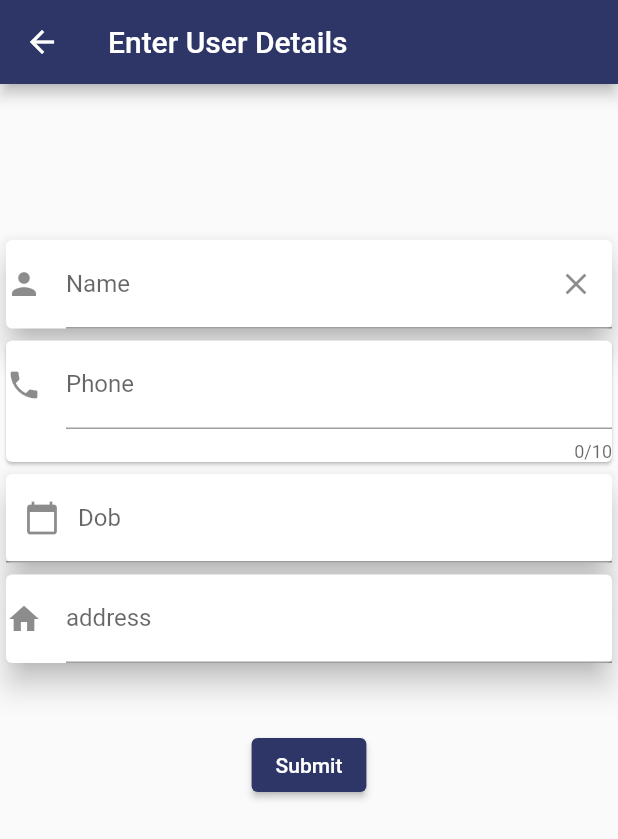
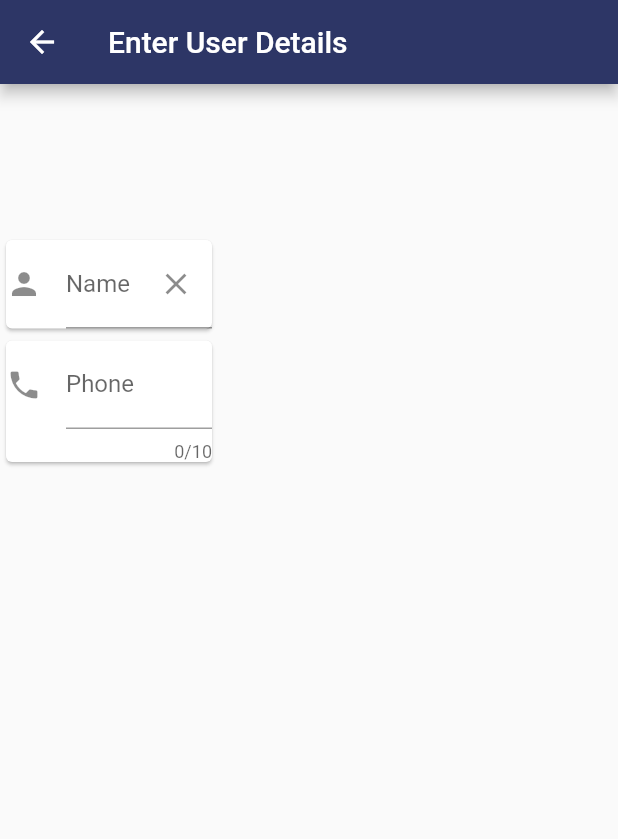
Before and after one commit to BurramsettySushmaSri/AstraGen, a Flutter app: the MyCustomForm screen opened directly, on a phone screen of 412 x 824 dp. Shown: the top 839 px of the screen. Run offline on Flutter 3.47's test engine with Material 2 defaults, Android fonts, the phone set to English and light mode, and no system bars.

Commit message:
11-02-22

```diff
--- a/lib/components/first_page.dart
+++ b/lib/components/first_page.dart
@@ -25,6 +25,7 @@ class _First_PageState extends State<First_Page> {
                 fit: BoxFit.fill,
               width : MediaQuery. of(context). size. width ,
     height : MediaQuery. of(context). size. height,
+
               ),
 
           ),
--- a/lib/components/form_page.dart
+++ b/lib/components/form_page.dart
@@ -1,7 +1,6 @@
 // ignore_for_file: use_key_in_widget_constructors
 
 import 'dart:core';
-import 'package:sizer/sizer.dart';
 import 'package:flutter/material.dart';
 import 'package:flutter/services.dart';
 import 'model.dart';
@@ -27,7 +26,6 @@ class MyCustomFormState extends State<MyCustomForm> {
 
   @override
   Widget build(BuildContext context) {
-    // Build a Form widget using the _formKey created above.
     return Scaffold(
         appBar: AppBar(
           title: const Text('Enter User Details'),
@@ -37,60 +35,26 @@ class MyCustomFormState extends State<MyCustomForm> {
           child: Form(
             key: _formKey,
             child: Column(
-              mainAxisAlignment: MainAxisAlignment.center,
-              crossAxisAlignment: CrossAxisAlignment.start,
               children: <Widget>[
                 SizedBox(height: constants.sizeboxheight),
+                (MediaQuery.of(context).size.width < 600)
+                    ? Column(
+                        children: [
+                          nameCard(context),
+                          phoneCard(context),])
+                    : Row(
+                        mainAxisAlignment: MainAxisAlignment.center,
+                        children: [
+                          nameCard(context),
+                          phoneCard(context),
 
+
+                Row(
+                  mainAxisAlignment: MainAxisAlignment.center,
+                  children: [
                     Card(
-                  elevation: 8,
-                  child: TextFormField(
-                    controller: _name,
-                    decoration: InputDecoration(
-                        hintText: 'Enter your name',
-                        labelText: 'Name',
-                        icon: const Icon(Icons.person),
-                        suffixIcon: IconButton(
-                          onPressed: _name.clear,
-                          icon: const Icon(Icons.clear),
-                        )),
-                    validator: (value) {
-                      if (value!.isEmpty ||
-                          !RegExp(r'^[a-z A-Z]+$').hasMatch(value) ||
-                          value.length < constants.namelen) {
-                        //allow upper and lower case alphabets and space
-                        return "Enter Correct Name";
-                      } else {
-                        return null;
-                      }
-                    },
-                  ),
-                ),
-
-                Card(
-                  child: TextFormField(
-                    controller: _phone,
-                    decoration: const InputDecoration(
-                      icon: Icon(Icons.phone),
-                      hintText: 'Enter a phone number',
-                      labelText: 'Phone',
-                    ),
-                    maxLength: 10,
-                    keyboardType: TextInputType.number,
-                    inputFormatters: <TextInputFormatter>[
-                      FilteringTextInputFormatter.allow(RegExp('[0-9]')),
-                    ],
-                    validator: (value) {
-                      if (value!.isEmpty || value.length != 10) {
-                        return 'Enter correct phone number';
-                      } else {
-                        return null;
-                      }
-                    },
-                  ),
-                ),
-                Card(
-                  elevation: 8,
+                      child: SizedBox(
+                        width: MediaQuery.of(context).size.width / 3,
                         child: TextFormField(
                           controller: _dob,
                           decoration: InputDecoration(
@@ -114,7 +78,8 @@ class MyCustomFormState extends State<MyCustomForm> {
                                   icon: const Icon(Icons.calendar_today))),
                           validator: (value) {
                             if (value!.isEmpty ||
-                          (!RegExp(r'^[1-9]|2[1-9][-]([1-9]|1[12])[-]\d{4}')
+                                (!RegExp(
+                                        r'^[1-9]|2[1-9][-]([1-9]|1[12])[-]\d{4}')
                                     .hasMatch(value))) {
                               //allow upper and lower case alphabets and space
                               return 'Enter correct date';
@@ -124,8 +89,10 @@ class MyCustomFormState extends State<MyCustomForm> {
                           },
                         ),
                       ),
+                    ),
                     Card(
-                  elevation: 8,
+                      child: SizedBox(
+                        width: MediaQuery.of(context).size.width / 3,
                         child: TextFormField(
                           controller: _add,
                           decoration: const InputDecoration(
@@ -135,10 +102,10 @@ class MyCustomFormState extends State<MyCustomForm> {
                           ),
                         ),
                       ),
-
-                Container(
-                  //width: double.infinity,
-                  child: Row(
+                    ),
+                  ],
+                ),
+                Row(
                   mainAxisAlignment: MainAxisAlignment.center,
                   mainAxisSize: MainAxisSize.max,
                   children: <Widget>[
@@ -168,37 +135,72 @@ class MyCustomFormState extends State<MyCustomForm> {
                     )
                   ],
                 ),
-                ),
-                // Container(
-                //   child: Row(
-                //     mainAxisSize: MainAxisSize.min,
-                //     children: <Widget>[
-                //       Padding(
-                //         padding: EdgeInsets.only(left: constants.form_pa_left, top: constants.form_pa_top),
-                //         child: ElevatedButton(
-                //           onPressed: () async {
-                //             Navigator.pop(context, WelcomePage(name: _name.text, phone: _phone.text, dob: _dob.text, add: _add.text));
-                //           },
-                //           style: ElevatedButton.styleFrom(
-                //             primary: const Color(0xff03dac6), // background
-                //             onPrimary: Colors.white, // foreground
-                //           ),
-                //           child: const Text('Submit'),
-                //         ),
-                //       ),
-                //     ],
-                //   ),
-                // ),
-
-                // Padding(
-                //     padding: const EdgeInsets.only(left: 150.0, top: 40.0),
-                //     child: const ElevatedButton(
-                //       child: Text('Submit'),
-                //       onPressed: null,
-                //     )),
               ],
             ),
-          ),
-        ));
+              ]
+            )
+          )
+        )
+        );
   }
 }
+Widget nameCard(BuildContext context){
+  final TextEditingController _name = TextEditingController();
+  return Card(
+
+                            child: SizedBox(
+                              width: MediaQuery.of(context).size.width / 3,
+                              child: TextFormField(
+                                controller: _name,
+                                decoration: InputDecoration(
+                                    hintText: 'Enter your name',
+                                    labelText: 'Name',
+                                    icon: const Icon(Icons.person),
+                                    suffixIcon: IconButton(
+                                      onPressed: _name.clear,
+                                      icon: const Icon(Icons.clear),
+                                    )),
+                                validator: (value) {
+                                  if (value!.isEmpty ||
+                                      !RegExp(r'^[a-z A-Z]+$')
+                                          .hasMatch(value) ||
+                                      value.length < constants.namelen) {
+                                    //allow upper and lower case alphabets and space
+                                    return "Enter Correct Name";
+                                  } else {
+                                    return null;
+                                  }
+                                },
+                              ),
+                            ),
+                          );
+}
+Widget phoneCard(BuildContext context){
+  final TextEditingController _phone = TextEditingController();
+  return Card(
+                            child: SizedBox(
+                              width: MediaQuery.of(context).size.width / 3,
+                              child: TextFormField(
+                                controller: _phone,
+                                decoration: const InputDecoration(
+                                  icon: Icon(Icons.phone),
+                                  hintText: 'Enter a phone number',
+                                  labelText: 'Phone',
+                                ),
+                                maxLength: 10,
+                                keyboardType: TextInputType.number,
+                                inputFormatters: <TextInputFormatter>[
+                                  FilteringTextInputFormatter.allow(
+                                      RegExp('[0-9]')),
+                                ],
+                                validator: (value) {
+                                  if (value!.isEmpty || value.length != 10) {
+                                    return 'Enter correct phone number';
+                                  } else {
+                                    return null;
+                                  }
+                                },
+                              ),
+                            ),
+                      );
+}
--- a/lib/components/second_page.dart
+++ b/lib/components/second_page.dart
@@ -1,7 +1,7 @@
 import 'package:flutter/material.dart';
 import 'package:navigation/components/form_page.dart';
 import 'model.dart';
-import 'package:navigation/util/constants.dart';
+
 
 class Second_page extends StatefulWidget {
   const Second_page({Key? key}) : super(key: key);
@@ -15,6 +15,7 @@ class _second_pageState extends State<Second_page> {
   List<WelcomePage> datalist = List<WelcomePage>.empty(growable: true);
   @override
   Widget build(BuildContext context) {
+
     return Scaffold(
       appBar: AppBar(
         title: const Text('List of Users'),
@@ -42,6 +43,7 @@ class _second_pageState extends State<Second_page> {
             datalist.add(wel);
             setState(() {});
           }
+
         },
         // Respond to button press
 
```
Also changed, not shown: 1 other file. Lines whose indentation alone changed are shown as unchanged.
